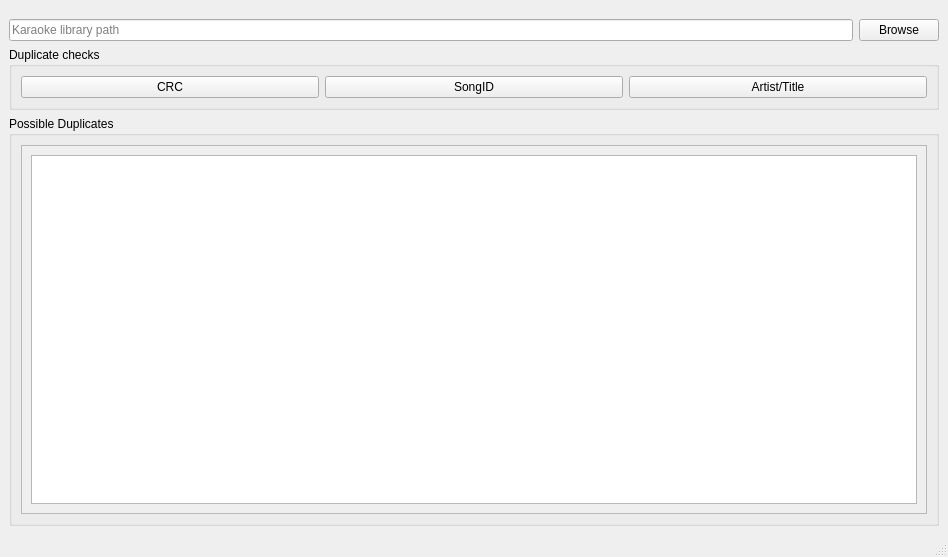
Above: mainwindow.ui from OpenKJ/KLM before the change. Below: the same form after it.
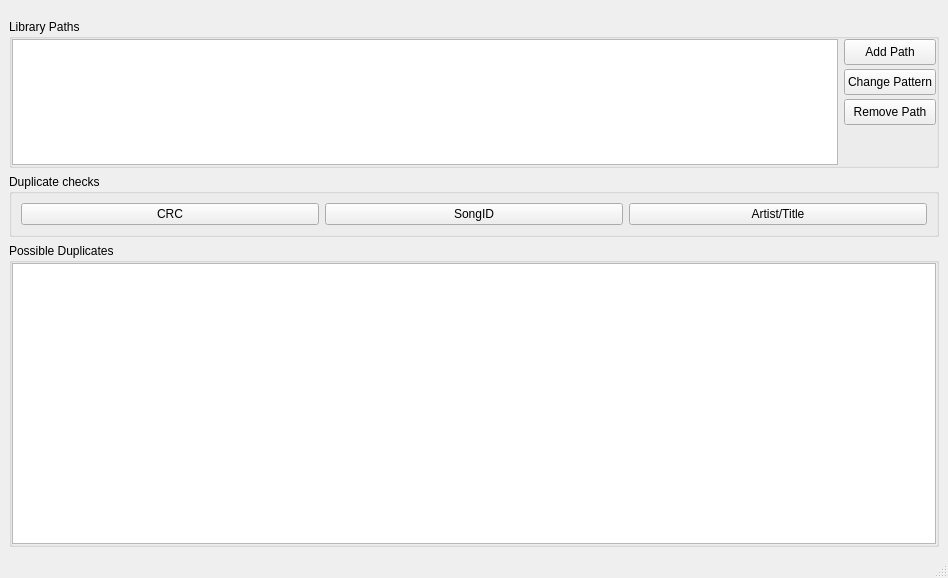
That is the form after the change. Icons and pictures are not drawn.

The edit to the form file:
```diff
--- a/mainwindow.ui
+++ b/mainwindow.ui
@@ -7,7 +7,7 @@
     <x>0</x>
     <y>0</y>
     <width>948</width>
-    <height>557</height>
+    <height>578</height>
    </rect>
   </property>
   <property name="windowTitle">
@@ -25,22 +25,115 @@
        <number>10</number>
       </property>
       <item>
-       <layout class="QHBoxLayout" name="horizontalLayout">
+       <widget class="QGroupBox" name="groupBox_3">
+        <property name="sizePolicy">
+         <sizepolicy hsizetype="Preferred" vsizetype="Preferred">
+          <horstretch>0</horstretch>
+          <verstretch>0</verstretch>
+         </sizepolicy>
+        </property>
+        <property name="title">
+         <string>Library Paths</string>
+        </property>
+        <layout class="QHBoxLayout" name="horizontalLayout_4">
+         <property name="leftMargin">
+          <number>0</number>
+         </property>
+         <property name="topMargin">
+          <number>0</number>
+         </property>
+         <property name="rightMargin">
+          <number>0</number>
+         </property>
+         <property name="bottomMargin">
+          <number>0</number>
+         </property>
         <item>
-         <widget class="QLineEdit" name="lineEditPath">
-          <property name="placeholderText">
-           <string>Karaoke library path</string>
-          </property>
+          <widget class="QTableView" name="tableViewPaths">
+           <property name="sizePolicy">
+            <sizepolicy hsizetype="Expanding" vsizetype="Preferred">
+             <horstretch>0</horstretch>
+             <verstretch>0</verstretch>
+            </sizepolicy>
+           </property>
+           <property name="selectionMode">
+            <enum>QAbstractItemView::SingleSelection</enum>
+           </property>
+           <property name="selectionBehavior">
+            <enum>QAbstractItemView::SelectRows</enum>
+           </property>
+           <attribute name="horizontalHeaderCascadingSectionResizes">
+            <bool>true</bool>
+           </attribute>
          </widget>
         </item>
         <item>
-         <widget class="QPushButton" name="pushButtonBrowse">
+          <layout class="QVBoxLayout" name="verticalLayout_5">
+           <property name="spacing">
+            <number>4</number>
+           </property>
+           <property name="leftMargin">
+            <number>0</number>
+           </property>
+           <item>
+            <widget class="QPushButton" name="pushButtonAddPath">
+             <property name="minimumSize">
+              <size>
+               <width>0</width>
+               <height>26</height>
+              </size>
+             </property>
           <property name="text">
-           <string>Browse</string>
+              <string>Add Path</string>
           </property>
          </widget>
         </item>
-       </layout>
+           <item>
+            <widget class="QPushButton" name="pushButtonChangePattern">
+             <property name="minimumSize">
+              <size>
+               <width>0</width>
+               <height>26</height>
+              </size>
+             </property>
+             <property name="text">
+              <string>Change Pattern</string>
+             </property>
+            </widget>
+           </item>
+           <item>
+            <widget class="QPushButton" name="pushButtonRemovePath">
+             <property name="minimumSize">
+              <size>
+               <width>0</width>
+               <height>26</height>
+              </size>
+             </property>
+             <property name="text">
+              <string>Remove Path</string>
+             </property>
+            </widget>
+           </item>
+           <item>
+            <spacer name="verticalSpacer">
+             <property name="orientation">
+              <enum>Qt::Vertical</enum>
+             </property>
+             <property name="sizeType">
+              <enum>QSizePolicy::Fixed</enum>
+             </property>
+             <property name="sizeHint" stdset="0">
+              <size>
+               <width>20</width>
+               <height>40</height>
+              </size>
+             </property>
+            </spacer>
+           </item>
+          </layout>
+         </item>
+        </layout>
+       </widget>
       </item>
       <item>
        <widget class="QGroupBox" name="groupBox">
@@ -76,27 +169,39 @@
     </item>
     <item>
      <widget class="QGroupBox" name="groupBox_2">
+      <property name="sizePolicy">
+       <sizepolicy hsizetype="Preferred" vsizetype="MinimumExpanding">
+        <horstretch>0</horstretch>
+        <verstretch>0</verstretch>
+       </sizepolicy>
+      </property>
       <property name="title">
        <string>Possible Duplicates</string>
       </property>
       <layout class="QVBoxLayout" name="verticalLayout_2">
-       <item>
-        <widget class="QScrollArea" name="scrollArea">
-         <property name="widgetResizable">
-          <bool>true</bool>
-         </property>
-         <widget class="QWidget" name="scrollAreaWidgetContents">
-          <property name="geometry">
-           <rect>
-            <x>0</x>
-            <y>0</y>
-            <width>904</width>
-            <height>318</height>
-           </rect>
-          </property>
-          <layout class="QVBoxLayout" name="verticalLayout_3">
+       <property name="spacing">
+        <number>0</number>
+       </property>
+       <property name="leftMargin">
+        <number>0</number>
+       </property>
+       <property name="topMargin">
+        <number>0</number>
+       </property>
+       <property name="rightMargin">
+        <number>0</number>
+       </property>
+       <property name="bottomMargin">
+        <number>0</number>
+       </property>
            <item>
             <widget class="QTreeWidget" name="treeWidgetDuplicates">
+         <property name="sizePolicy">
+          <sizepolicy hsizetype="Expanding" vsizetype="Expanding">
+           <horstretch>0</horstretch>
+           <verstretch>0</verstretch>
+          </sizepolicy>
+         </property>
              <property name="contextMenuPolicy">
               <enum>Qt::CustomContextMenu</enum>
              </property>
@@ -109,6 +214,9 @@
              <property name="headerHidden">
               <bool>true</bool>
              </property>
+         <attribute name="headerStretchLastSection">
+          <bool>false</bool>
+         </attribute>
              <column>
               <property name="text">
                <string notr="true">1</string>
@@ -118,10 +226,6 @@
            </item>
           </layout>
          </widget>
-        </widget>
-       </item>
-      </layout>
-     </widget>
     </item>
    </layout>
   </widget>
```
Left out of the diff: 3 changed lines with no effect on the pictures. Lines whose indentation alone changed are shown as unchanged.
